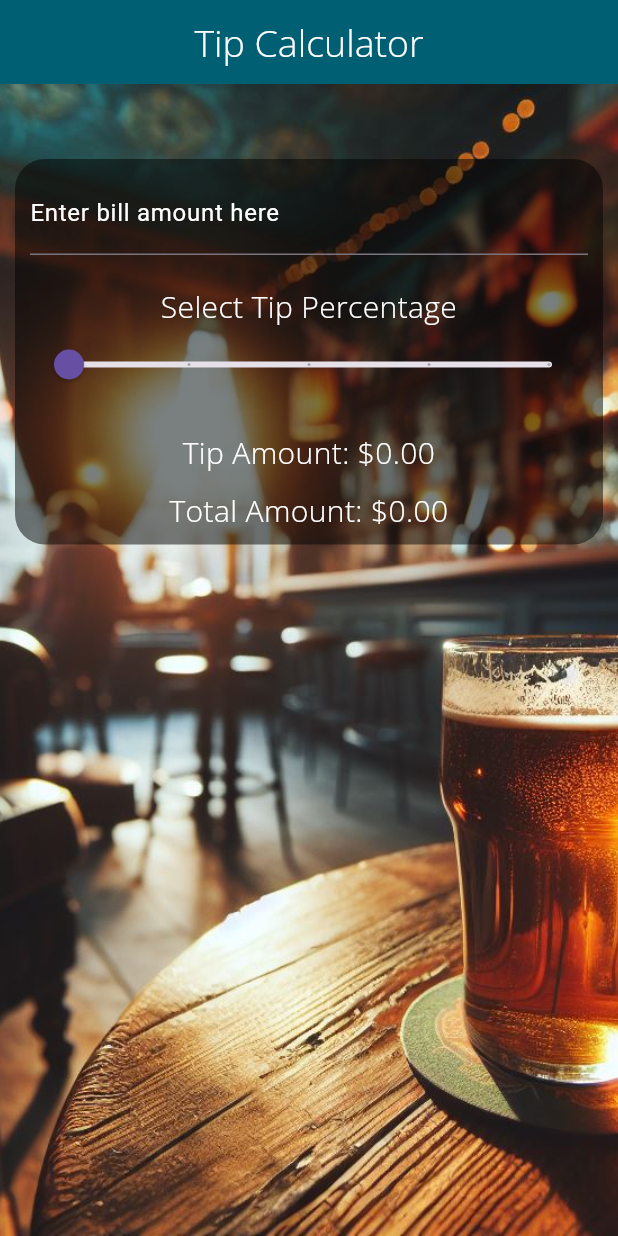
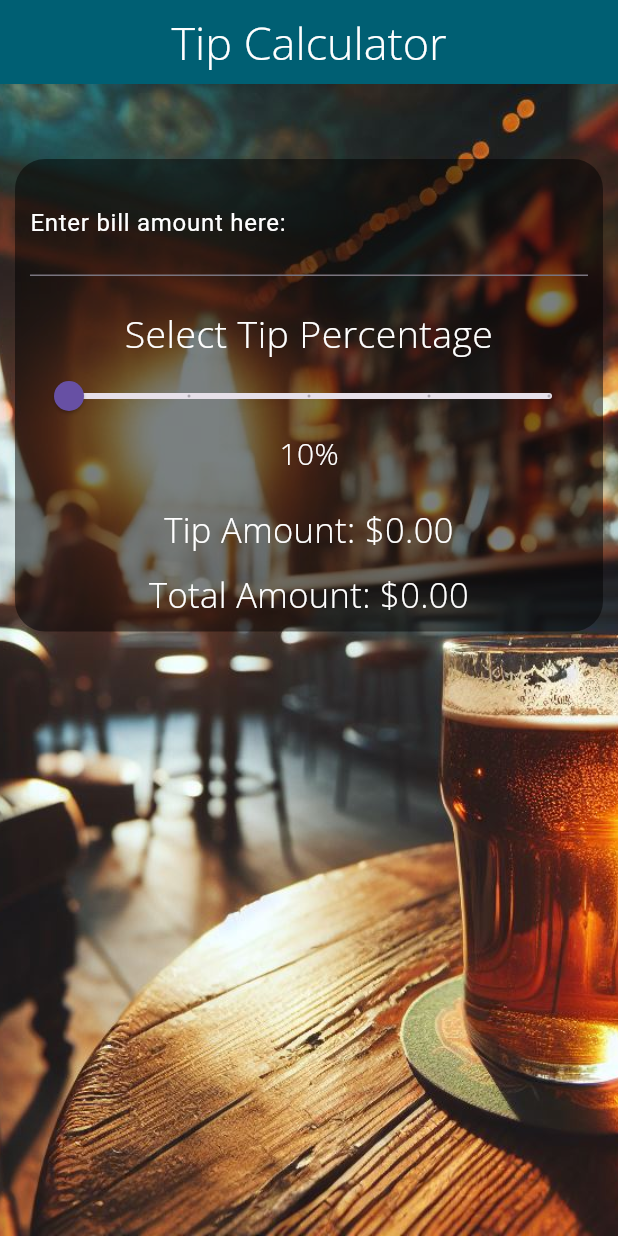
Before and after one commit to dvasquez08/tip-calculator, a Flutter app: the screen it shows after launch, on a phone screen of 412 x 824 dp. Run offline on Flutter 3.47's test engine with Material 3 defaults, Android fonts, the phone set to English and light mode, and no system bars; our stand-ins replace google_fonts.

Commit message:
Bigger and more readable text, removed unused code

```diff
--- a/lib/TipCalculatorScreen.dart
+++ b/lib/TipCalculatorScreen.dart
@@ -20,7 +20,7 @@ class _TipCalculatorScreenState extends State<TipCalculatorScreen> {
         appBar: AppBar(
           backgroundColor: const Color(0XFF005f73),
           centerTitle: true,
-          title: const SansText('Tip Calculator', 25.0),
+          title: const SansText('Tip Calculator', 30.0),
         ),
         body: Container(
           decoration: const BoxDecoration(
@@ -50,18 +50,18 @@ class _TipCalculatorScreenState extends State<TipCalculatorScreen> {
                         });
                       },
                       decoration: const InputDecoration(
-                        labelText: 'Enter bill amount here',
+                        labelText: 'Enter bill amount here:',
                         labelStyle: TextStyle(color: Colors.white),
                         focusedBorder: UnderlineInputBorder(
                           borderSide: BorderSide(
                               color: Colors
-                                  .white), // Set the color of the underline
+                                  .white),
                         ),
                       ),
-                      style: const TextStyle(color: Colors.white),
+                      style: const TextStyle(color: Colors.white, fontSize: 25.0),
                     ),
                     const SizedBox(height: 20.0),
-                    const SansText('Select Tip Percentage', 20.0),
+                    const SansText('Select Tip Percentage', 25.0),
                     Slider(
                       value: tipPercentage,
                       onChanged: (value) {
@@ -72,16 +72,22 @@ class _TipCalculatorScreenState extends State<TipCalculatorScreen> {
                       min: 0.1,
                       max: 0.3,
                       divisions: 4,
-                      label: '${(tipPercentage * 100).round()}%',
+                      // label: '${(tipPercentage * 100).round()}%',
+                    ),
+                    Row(
+                      mainAxisAlignment: MainAxisAlignment.center,
+                      children: [
+                        SansText('${(tipPercentage * 100).round()}%', 20.0)
+                      ],
                     ),
                     const SizedBox(height: 20.0),
                     SansText(
                         'Tip Amount: \$${(billAmount * tipPercentage).toStringAsFixed(2)}',
-                        20.0),
+                        23.0),
                     const SizedBox(height: 10),
                     SansText(
                         'Total Amount: \$${(billAmount + (billAmount * tipPercentage)).toStringAsFixed(2)}',
-                        20.0),
+                        23.0),
                   ],
                 ),
               ),
```
Also changed, not shown: lib/components.dart (+0 -15 lines).
